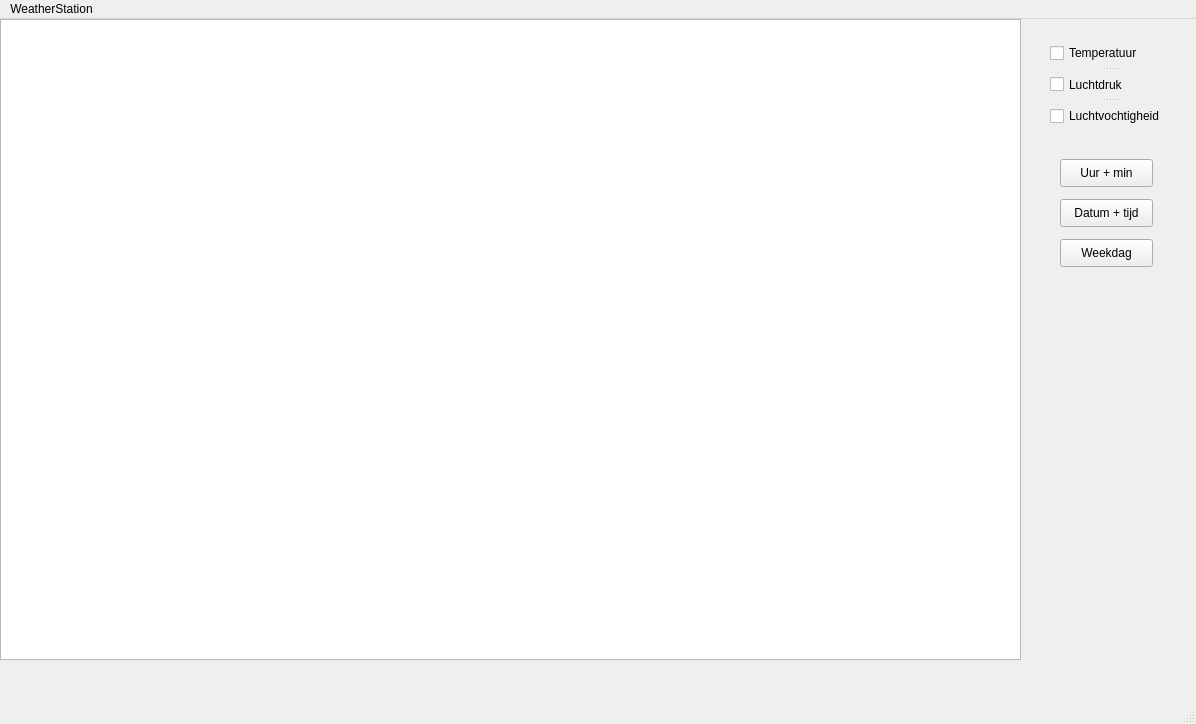
Qt form Test1/mainwindow.ui (EHammer98/weerstation-app) before a commit.
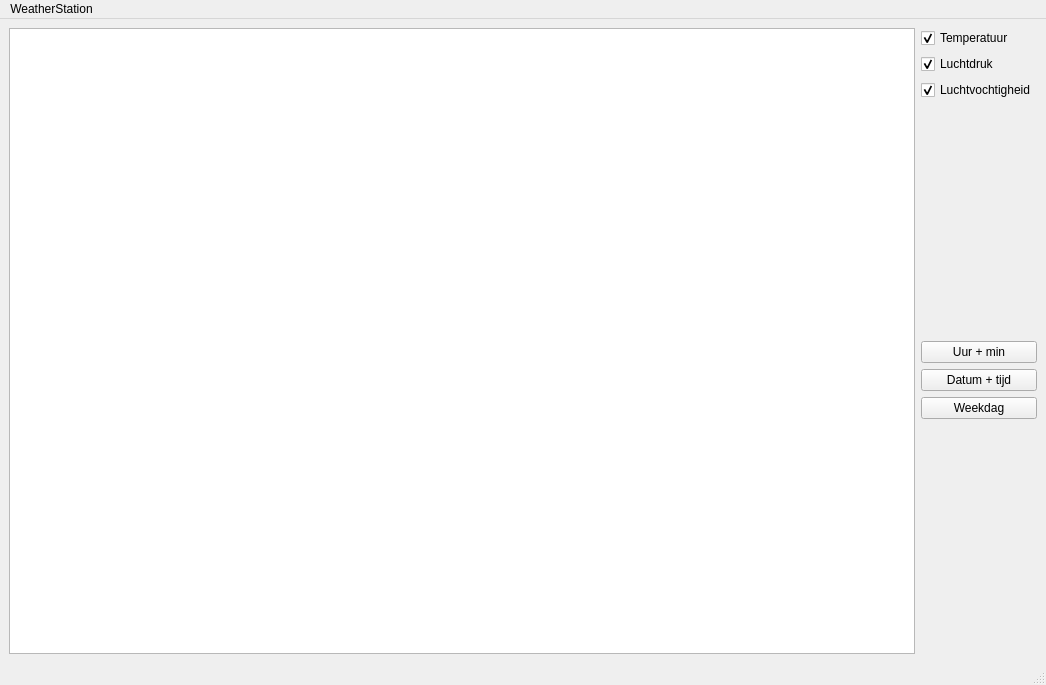
The same form after that commit.

```diff
--- a/Test1/mainwindow.ui
+++ b/Test1/mainwindow.ui
@@ -6,98 +6,180 @@
    <rect>
     <x>0</x>
     <y>0</y>
-    <width>1196</width>
-    <height>724</height>
+    <width>1046</width>
+    <height>685</height>
    </rect>
   </property>
   <property name="windowTitle">
    <string>MainWindow</string>
   </property>
+  <property name="autoFillBackground">
+   <bool>true</bool>
+  </property>
   <widget class="QWidget" name="centralwidget">
+   <property name="sizePolicy">
+    <sizepolicy hsizetype="Expanding" vsizetype="Expanding">
+     <horstretch>0</horstretch>
+     <verstretch>0</verstretch>
+    </sizepolicy>
+   </property>
+   <layout class="QHBoxLayout" name="horizontalLayout_2" stretch="10,1">
+    <item>
    <widget class="QGraphicsView" name="View">
-    <property name="geometry">
-     <rect>
-      <x>0</x>
-      <y>0</y>
-      <width>1021</width>
-      <height>641</height>
-     </rect>
-    </property>
-   </widget>
-   <widget class="QPushButton" name="HourBut">
-    <property name="geometry">
-     <rect>
-      <x>1060</x>
-      <y>140</y>
-      <width>93</width>
-      <height>28</height>
-     </rect>
-    </property>
-    <property name="text">
-     <string>Uur + min</string>
-    </property>
-   </widget>
-   <widget class="QPushButton" name="DayBut">
-    <property name="geometry">
-     <rect>
-      <x>1060</x>
-      <y>180</y>
-      <width>93</width>
-      <height>28</height>
-     </rect>
-    </property>
-    <property name="text">
-     <string>Datum + tijd</string>
-    </property>
-   </widget>
-   <widget class="QPushButton" name="WeekBut">
-    <property name="geometry">
-     <rect>
-      <x>1060</x>
-      <y>220</y>
-      <width>93</width>
-      <height>28</height>
-     </rect>
-    </property>
-    <property name="text">
-     <string>Weekdag</string>
-    </property>
-   </widget>
-   <widget class="QSplitter" name="Lines">
-    <property name="geometry">
-     <rect>
-      <x>1050</x>
-      <y>20</y>
-      <width>121</width>
-      <height>91</height>
-     </rect>
-    </property>
-    <property name="orientation">
-     <enum>Qt::Vertical</enum>
-    </property>
+      <property name="autoFillBackground">
+       <bool>false</bool>
+      </property>
+      <property name="verticalScrollBarPolicy">
+       <enum>Qt::ScrollBarAlwaysOff</enum>
+      </property>
+      <property name="horizontalScrollBarPolicy">
+       <enum>Qt::ScrollBarAlwaysOff</enum>
+      </property>
+      <property name="sizeAdjustPolicy">
+       <enum>QAbstractScrollArea::AdjustToContents</enum>
+      </property>
+      <property name="renderHints">
+       <set>QPainter::HighQualityAntialiasing|QPainter::TextAntialiasing</set>
+      </property>
+      <property name="transformationAnchor">
+       <enum>QGraphicsView::NoAnchor</enum>
+      </property>
+      <property name="resizeAnchor">
+       <enum>QGraphicsView::NoAnchor</enum>
+      </property>
+     </widget>
+    </item>
+    <item>
+     <layout class="QVBoxLayout" name="verticalLayout">
+      <item>
     <widget class="QCheckBox" name="TempBut">
+        <property name="sizePolicy">
+         <sizepolicy hsizetype="Expanding" vsizetype="Fixed">
+          <horstretch>0</horstretch>
+          <verstretch>0</verstretch>
+         </sizepolicy>
+        </property>
      <property name="text">
       <string>Temperatuur</string>
      </property>
-    </widget>
+        <property name="checked">
+         <bool>true</bool>
+        </property>
+       </widget>
+      </item>
+      <item>
     <widget class="QCheckBox" name="PresBut">
+        <property name="sizePolicy">
+         <sizepolicy hsizetype="Expanding" vsizetype="Fixed">
+          <horstretch>0</horstretch>
+          <verstretch>0</verstretch>
+         </sizepolicy>
+        </property>
      <property name="text">
       <string>Luchtdruk</string>
      </property>
-    </widget>
+        <property name="checked">
+         <bool>true</bool>
+        </property>
+       </widget>
+      </item>
+      <item>
     <widget class="QCheckBox" name="HumBut">
+        <property name="sizePolicy">
+         <sizepolicy hsizetype="Expanding" vsizetype="Fixed">
+          <horstretch>0</horstretch>
+          <verstretch>0</verstretch>
+         </sizepolicy>
+        </property>
      <property name="text">
       <string>Luchtvochtigheid</string>
      </property>
-    </widget>
-   </widget>
+        <property name="checked">
+         <bool>true</bool>
+        </property>
+       </widget>
+      </item>
+      <item>
+       <spacer name="verticalSpacer_2">
+        <property name="orientation">
+         <enum>Qt::Vertical</enum>
+        </property>
+        <property name="sizeHint" stdset="0">
+         <size>
+          <width>20</width>
+          <height>40</height>
+         </size>
+        </property>
+       </spacer>
+      </item>
+      <item>
+       <widget class="QPushButton" name="HourBut">
+        <property name="enabled">
+         <bool>true</bool>
+        </property>
+        <property name="sizePolicy">
+         <sizepolicy hsizetype="Expanding" vsizetype="Fixed">
+          <horstretch>0</horstretch>
+          <verstretch>0</verstretch>
+         </sizepolicy>
+        </property>
+        <property name="text">
+         <string>Uur + min</string>
+        </property>
+        <property name="checkable">
+         <bool>false</bool>
+        </property>
+       </widget>
+      </item>
+      <item>
+       <widget class="QPushButton" name="DayBut">
+        <property name="sizePolicy">
+         <sizepolicy hsizetype="Expanding" vsizetype="Fixed">
+          <horstretch>0</horstretch>
+          <verstretch>0</verstretch>
+         </sizepolicy>
+        </property>
+        <property name="text">
+         <string>Datum + tijd</string>
+        </property>
+       </widget>
+      </item>
+      <item>
+       <widget class="QPushButton" name="WeekBut">
+        <property name="sizePolicy">
+         <sizepolicy hsizetype="Expanding" vsizetype="Fixed">
+          <horstretch>0</horstretch>
+          <verstretch>0</verstretch>
+         </sizepolicy>
+        </property>
+        <property name="text">
+         <string>Weekdag</string>
+        </property>
+       </widget>
+      </item>
+      <item>
+       <spacer name="verticalSpacer">
+        <property name="orientation">
+         <enum>Qt::Vertical</enum>
+        </property>
+        <property name="sizeHint" stdset="0">
+         <size>
+          <width>20</width>
+          <height>40</height>
+         </size>
+        </property>
+       </spacer>
+      </item>
+     </layout>
+    </item>
+   </layout>
   </widget>
   <widget class="QMenuBar" name="menubar">
    <property name="geometry">
     <rect>
      <x>0</x>
      <y>0</y>
-     <width>1196</width>
+     <width>1046</width>
      <height>26</height>
     </rect>
    </property>
```
Lines whose indentation alone changed are shown as unchanged.
